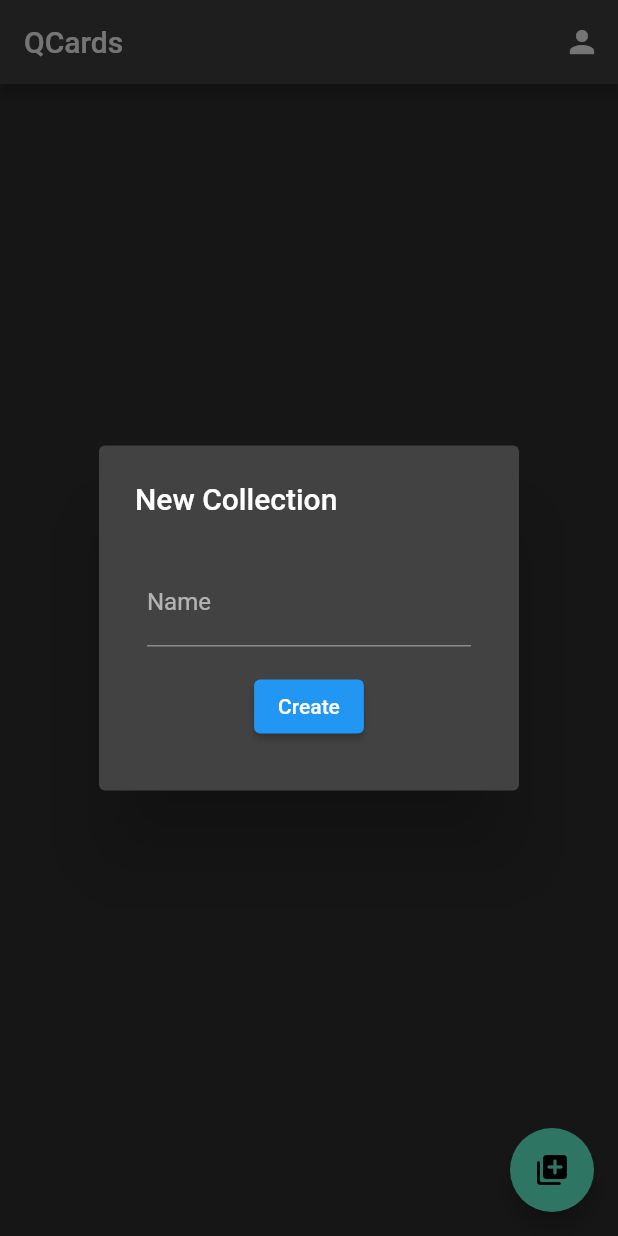
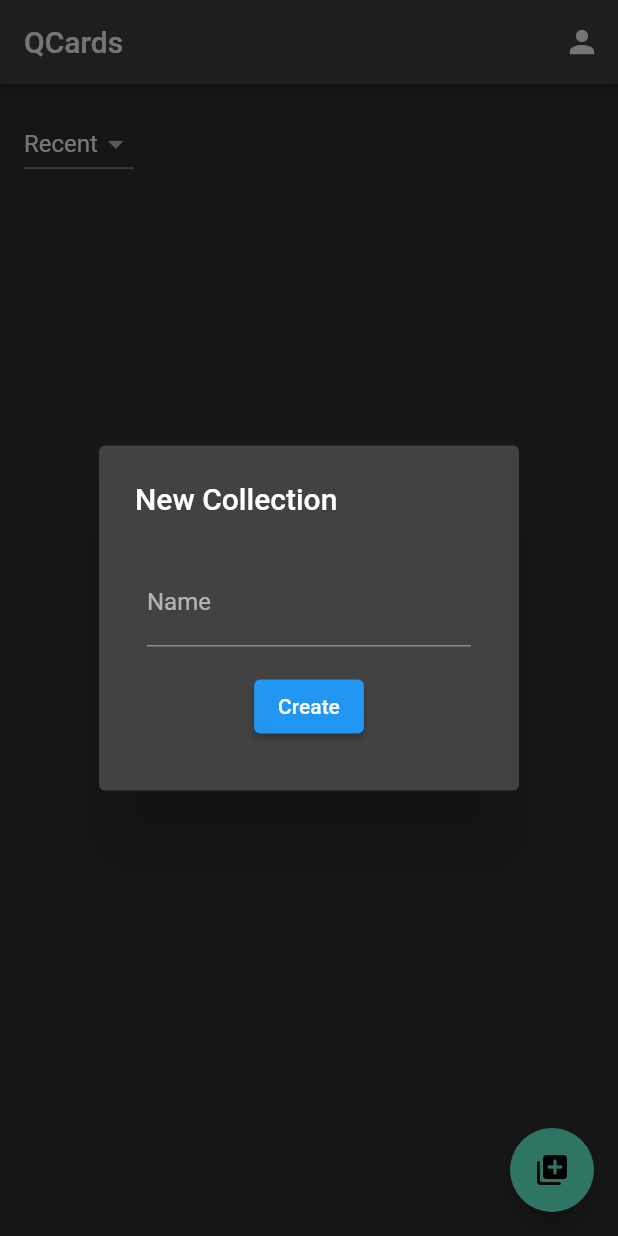
Before and after one commit to CorHandikaSawai/QCards, a Flutter app: the HomePageScreen screen opened directly, after a tap on the "library add" icon, on a phone screen of 412 x 824 dp. Run offline on Flutter 3.47's test engine with Material 2 defaults, Android fonts, the light colour scheme and no system bars; our stand-ins replace cloud_firestore, firebase_auth, firebase_core, flip_card; accounts and stored records are empty.

Commit message:
add sorting dropdown options

```diff
--- a/lib/screens/homepage_screen.dart
+++ b/lib/screens/homepage_screen.dart
@@ -18,11 +18,21 @@ class _HomePageScreenState extends State<HomePageScreen> {
   final _formKey = GlobalKey<FormState>();
   final _collectionNameTextFormController = TextEditingController();
   final _scaffoldKey = GlobalKey<ScaffoldState>();
+  final List<String> _sortingList = <String>['Recent', 'A-Z', 'Z-A'];
+  late String _sortValue;
+
+  @override
+  void initState() {
+    // TODO: implement initState
+    super.initState();
+    _sortValue = _sortingList.first;
+  }
 
   @override
   Widget build(BuildContext context) {
     final cardService = Provider.of<CardService>(context);
     final authService = Provider.of<AuthenticationService>(context);
+
     return authService.currentUser == null
         ? const Scaffold(
             body: Center(
@@ -51,7 +61,8 @@ class _HomePageScreenState extends State<HomePageScreen> {
               minimum: const EdgeInsets.all(8),
               child: FutureBuilder(
                 future: cardService.getUserSubjects(
-                    userId: FirebaseAuth.instance.currentUser!.uid),
+                  userId: FirebaseAuth.instance.currentUser!.uid,
+                ),
                 builder: (context,
                     AsyncSnapshot<List<Map<String, String>>> snapshot) {
                   List<Widget> subjects = [];
@@ -69,8 +80,33 @@ class _HomePageScreenState extends State<HomePageScreen> {
                     //TODO: write to log file or user database log
                     print(snapshot.error);
                   }
-                  return ListView(
+                  return Column(
+                    crossAxisAlignment: CrossAxisAlignment.start,
+                    children: [
+                      Padding(
+                        padding: const EdgeInsets.all(8.0),
+                        child: DropdownButton(
+                          value: _sortValue,
+                          items: _sortingList
+                              .map<DropdownMenuItem<String>>((String value) {
+                            return DropdownMenuItem<String>(
+                              value: value,
+                              child: Text(value),
+                            );
+                          }).toList(),
+                          onChanged: (value) {
+                            setState(() {
+                              _sortValue = value!;
+                            });
+                          },
+                        ),
+                      ),
+                      Expanded(
+                        child: ListView(
                           children: subjects,
+                        ),
+                      ),
+                    ],
                   );
                 },
               ),
@@ -138,15 +174,24 @@ class _HomePageScreenState extends State<HomePageScreen> {
               child: const Icon(Icons.library_add_rounded),
             ),
             endDrawer: Drawer(
+              child: Padding(
+                padding: const EdgeInsets.all(8.0),
                 child: Column(
+                  mainAxisAlignment: MainAxisAlignment.spaceBetween,
                   children: [
+                    Text(
+                        '${authService.currentUser!.firstName.toString()} ${authService.currentUser!.lastName.toString()}'),
                     TextButton(
                       onPressed: () async {
                         await authService.logout();
                       },
-                    child: const Icon(Icons.logout),
+                      child: Text(
+                        'Logout',
+                        style: TextStyle(color: Colors.redAccent),
+                      ),
                     ),
                   ],
+                ),
               ),
             ),
           );
```
Lines whose indentation alone changed are shown as unchanged.
